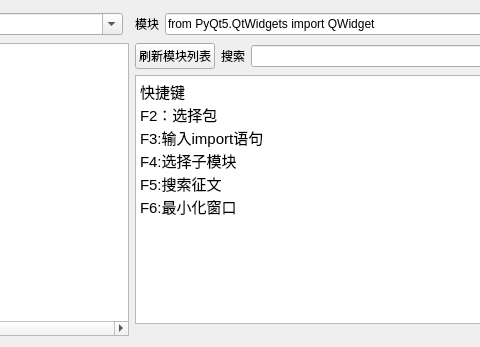
This is kdPythonAPIViewer/kdPythonAPIViewer.ui in bkdwei/kdPythonAPIViewer as Qt 5 draws it before an edit; both pictures show x 138 to 618 and y 0 to 347 of the 1005 by 347 pixel window. The edited form follows.
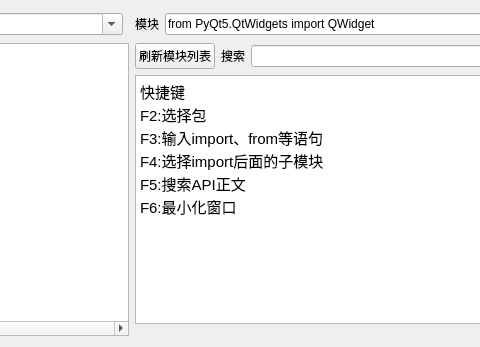
This is the edited form.

Commit message: 修正windows的启动脚本刷屏的bug。修正ui界面的错别字。

```diff
--- a/kdPythonAPIViewer/kdPythonAPIViewer.ui
+++ b/kdPythonAPIViewer/kdPythonAPIViewer.ui
@@ -207,10 +207,10 @@
 p, li { white-space: pre-wrap; }
 &lt;/style&gt;&lt;/head&gt;&lt;body style=&quot; font-family:'Ubuntu'; font-size:11pt; font-weight:400; font-style:normal;&quot;&gt;
 &lt;p style=&quot; margin-top:0px; margin-bottom:0px; margin-left:0px; margin-right:0px; -qt-block-indent:0; text-indent:0px;&quot;&gt;快捷键&lt;/p&gt;
-&lt;p style=&quot; margin-top:0px; margin-bottom:0px; margin-left:0px; margin-right:0px; -qt-block-indent:0; text-indent:0px;&quot;&gt;F2：选择包&lt;/p&gt;
-&lt;p style=&quot; margin-top:0px; margin-bottom:0px; margin-left:0px; margin-right:0px; -qt-block-indent:0; text-indent:0px;&quot;&gt;F3:输入import语句&lt;/p&gt;
-&lt;p style=&quot; margin-top:0px; margin-bottom:0px; margin-left:0px; margin-right:0px; -qt-block-indent:0; text-indent:0px;&quot;&gt;F4:选择子模块&lt;/p&gt;
-&lt;p style=&quot; margin-top:0px; margin-bottom:0px; margin-left:0px; margin-right:0px; -qt-block-indent:0; text-indent:0px;&quot;&gt;F5:搜索征文&lt;/p&gt;
+&lt;p style=&quot; margin-top:0px; margin-bottom:0px; margin-left:0px; margin-right:0px; -qt-block-indent:0; text-indent:0px;&quot;&gt;F2:选择包&lt;/p&gt;
+&lt;p style=&quot; margin-top:0px; margin-bottom:0px; margin-left:0px; margin-right:0px; -qt-block-indent:0; text-indent:0px;&quot;&gt;F3:输入import、from等语句&lt;/p&gt;
+&lt;p style=&quot; margin-top:0px; margin-bottom:0px; margin-left:0px; margin-right:0px; -qt-block-indent:0; text-indent:0px;&quot;&gt;F4:选择import后面的子模块&lt;/p&gt;
+&lt;p style=&quot; margin-top:0px; margin-bottom:0px; margin-left:0px; margin-right:0px; -qt-block-indent:0; text-indent:0px;&quot;&gt;F5:搜索API正文&lt;/p&gt;
 &lt;p style=&quot; margin-top:0px; margin-bottom:0px; margin-left:0px; margin-right:0px; -qt-block-indent:0; text-indent:0px;&quot;&gt;F6:最小化窗口&lt;/p&gt;&lt;/body&gt;&lt;/html&gt;</string>
      </property>
     </widget>
```
The commit also changes 2 other files.
